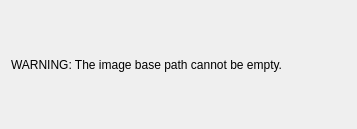
dungducphan/UT3_Control_And_Data_Acquisition_System, file RunControl/warningonmissingbasepath.ui: the form before one commit.
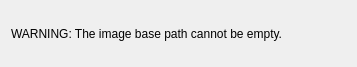
The form after the commit.

What changed in the file:
```diff
--- a/RunControl/warningonmissingbasepath.ui
+++ b/RunControl/warningonmissingbasepath.ui
@@ -7,7 +7,7 @@
     <x>0</x>
     <y>0</y>
     <width>357</width>
-    <height>129</height>
+    <height>67</height>
    </rect>
   </property>
   <property name="sizePolicy">
```
